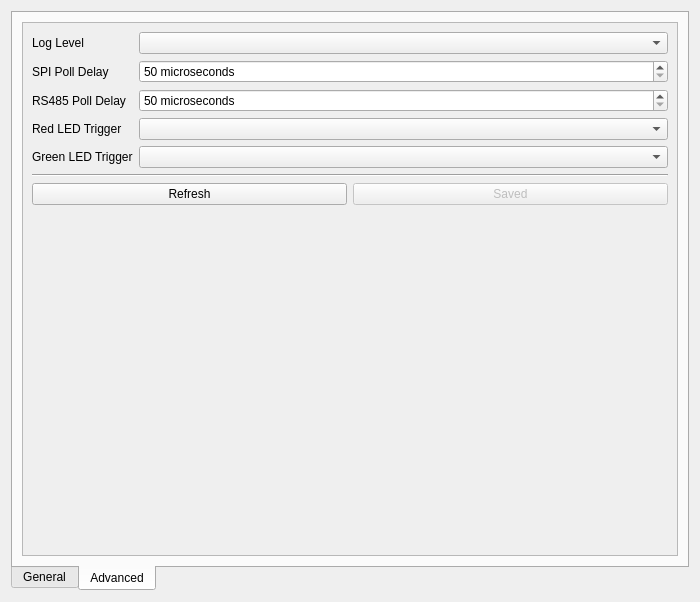
First picture: the form in src/brickv/plugin_system/plugins/red/ui/red_tab_settings_brickd.ui, repository Tinkerforge/brickv, before the edit.
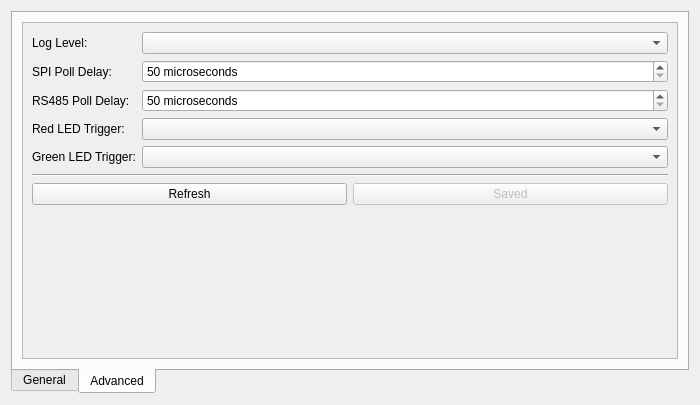
Second picture: the form after the edit. The open tabs and pages were chosen to show the change.

Commit message: red-brick: Cleanup and unify layout of settings tab toolboxes

The edit to the form file:
```diff
--- a/src/brickv/plugin_system/plugins/red/ui/red_tab_settings_brickd.ui
+++ b/src/brickv/plugin_system/plugins/red/ui/red_tab_settings_brickd.ui
@@ -7,7 +7,7 @@
     <x>0</x>
     <y>0</y>
     <width>700</width>
-    <height>602</height>
+    <height>405</height>
    </rect>
   </property>
   <property name="windowTitle">
@@ -193,8 +193,8 @@
            <rect>
             <x>0</x>
             <y>0</y>
-            <width>312</width>
-            <height>229</height>
+            <width>658</width>
+            <height>334</height>
            </rect>
           </property>
           <layout class="QVBoxLayout" name="verticalLayout_20">
@@ -203,7 +203,7 @@
              <item row="0" column="0">
               <widget class="QLabel" name="label_13">
                <property name="text">
-                <string>Log Level</string>
+                <string>Log Level:</string>
                </property>
                <property name="buddy">
                 <cstring>cbox_brickd_adv_ll</cstring>
@@ -244,7 +244,7 @@
              <item row="4" column="0">
               <widget class="QLabel" name="label_21">
                <property name="text">
-                <string>Green LED Trigger</string>
+                <string>Green LED Trigger:</string>
                </property>
                <property name="buddy">
                 <cstring>cbox_brickd_adv_gt</cstring>
@@ -254,7 +254,7 @@
              <item row="3" column="0">
               <widget class="QLabel" name="label_18">
                <property name="text">
-                <string>Red LED Trigger</string>
+                <string>Red LED Trigger:</string>
                </property>
                <property name="buddy">
                 <cstring>cbox_brickd_adv_rt</cstring>
@@ -274,7 +274,7 @@
              <item row="1" column="0">
               <widget class="QLabel" name="label_14">
                <property name="text">
-                <string>SPI Poll Delay</string>
+                <string>SPI Poll Delay:</string>
                </property>
                <property name="buddy">
                 <cstring>sbox_brickd_adv_spi_dly</cstring>
@@ -284,7 +284,7 @@
              <item row="2" column="0">
               <widget class="QLabel" name="label_17">
                <property name="text">
-                <string>RS485 Poll Delay</string>
+                <string>RS485 Poll Delay:</string>
                </property>
                <property name="buddy">
                 <cstring>sbox_brickd_adv_rs485_dly</cstring>
```
Left out of the diff: 31 changed lines with no effect on the pictures. The commit also changes 7 other files.
